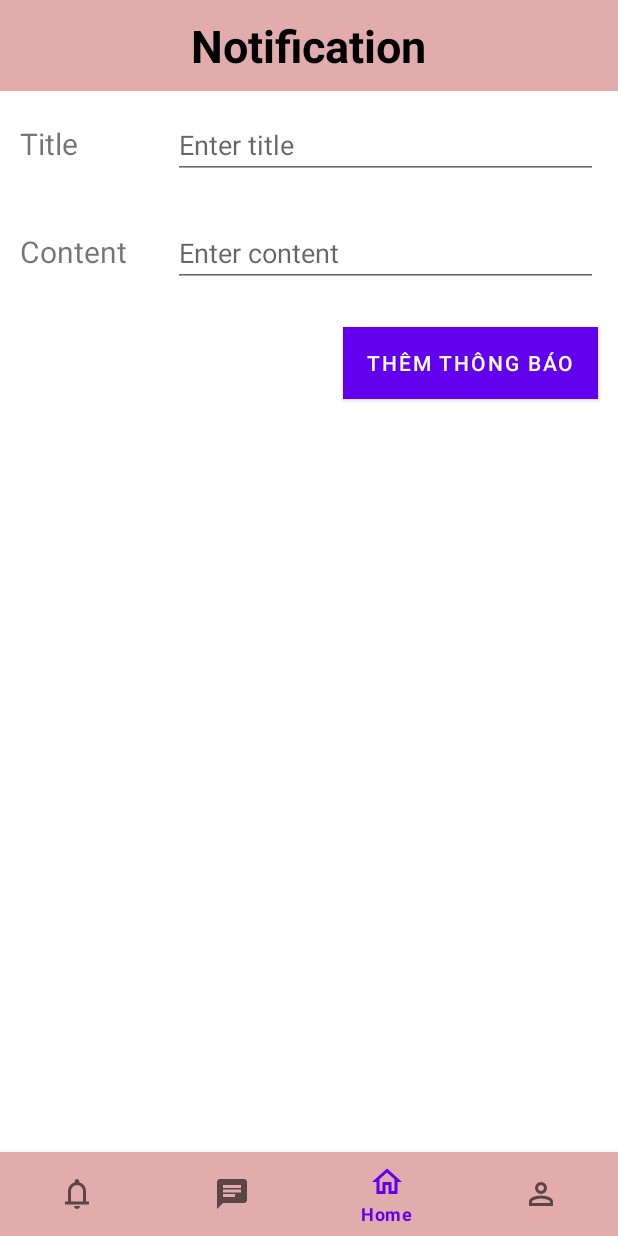
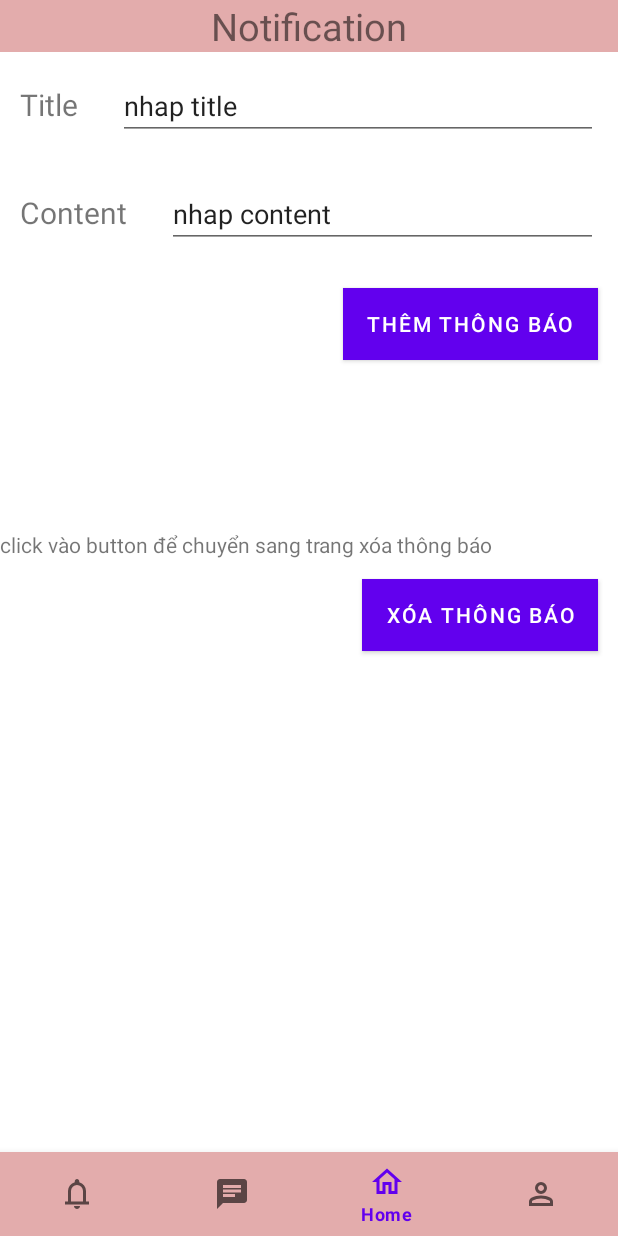
Before and after one commit to nover97/NT118-Clothing-Store, an Android app: the fragment NotiAdminFragment placed in its activity, on a phone screen of 412 x 824 dp. Run offline under Robolectric (Android 15) with nearby library versions, the phone set to English and light mode, and no system bars; our stand-ins replace Firebase (no records; nobody signed in at launch, a user with empty details on screens opened directly); pictures from the network do not load.

Commit message:
Updated Admin Noti

```diff
--- a/app/src/main/java/app/nover/clothingstore/NotiAdminFragment.java
+++ b/app/src/main/java/app/nover/clothingstore/NotiAdminFragment.java
@@ -1,6 +1,5 @@
 package app.nover.clothingstore;
 
-import android.app.AlertDialog;
 import android.os.Bundle;
 import android.util.Log;
 import android.view.LayoutInflater;
@@ -13,27 +12,18 @@ import android.widget.Toast;
 import androidx.annotation.NonNull;
 import androidx.annotation.Nullable;
 import androidx.fragment.app.Fragment;
-import androidx.recyclerview.widget.LinearLayoutManager;
-import androidx.recyclerview.widget.RecyclerView;
+import androidx.fragment.app.FragmentTransaction;
 
-import com.google.firebase.firestore.DocumentReference;
-import com.google.firebase.firestore.DocumentSnapshot;
 import com.google.firebase.firestore.FieldValue;
 import com.google.firebase.firestore.FirebaseFirestore;
 
-import java.util.ArrayList;
 import java.util.HashMap;
 import java.util.Map;
 
-import app.nover.clothingstore.adapter.NotiAdapter;
 import app.nover.clothingstore.models.Noti;
-
 
 public class NotiAdminFragment extends Fragment {
 
-    private RecyclerView recyclerView;
-    private ArrayList<Noti> notiArrayList;
-    private NotiAdapter notiAdapter;
     private FirebaseFirestore db;
 
     public NotiAdminFragment() {
@@ -53,78 +43,23 @@ public class NotiAdminFragment extends Fragment {
         // Inflate the layout for this fragment
         View view = inflater.inflate(R.layout.fragment_admin_notification, container, false);
 
-        // Get the button view from the layout
+        // Get the button views from the layout
         Button btnAddNotification = view.findViewById(R.id.btnthemtb);
+        Button btnDeleteNotification = view.findViewById(R.id.btnxoatb);
 
-        // Set click listener for the button
+        // Set click listener for the "Thêm thông báo" button
         btnAddNotification.setOnClickListener(v -> addNotificationToFirestore());
 
+        // Set click listener for the "Xóa thông báo" button
+        btnDeleteNotification.setOnClickListener(v -> {
+            // Replace the current fragment with the "DeleteNoti" fragment
+            FragmentTransaction transaction = requireFragmentManager().beginTransaction();
+            transaction.replace(R.id.flFragment, new DeleteNotiFragment());
+            transaction.addToBackStack(null);
+            transaction.commit();
+        });
+
         return view;
-    }
-
-    @Override
-    public void onViewCreated(@NonNull View view, @Nullable Bundle savedInstanceState) {
-        super.onViewCreated(view, savedInstanceState);
-
-        recyclerView = view.findViewById(R.id.recyclerview);
-        recyclerView.setHasFixedSize(true);
-        recyclerView.setLayoutManager(new LinearLayoutManager(requireContext()));
-
-        db = FirebaseFirestore.getInstance();
-        notiArrayList = new ArrayList<>();
-        notiAdapter = new NotiAdapter(requireContext(), notiArrayList);
-
-        recyclerView.setAdapter(notiAdapter);
-
-        // Add snapshot listener to the "Notification" collection
-        db.collection("Notification")
-                .addSnapshotListener((value, error) -> {
-                    if (error != null) {
-                        Log.e("Firestore error", error.getMessage());
-                        return;
-                    }
-
-                    notiArrayList.clear(); // Clear the existing list
-
-                    for (DocumentSnapshot document : value.getDocuments()) {
-                        String documentId = document.getId();
-                        Noti noti = document.toObject(Noti.class);
-                        noti.setDocumentId(documentId);
-                        notiArrayList.add(noti);
-                    }
-
-                    notiAdapter.sortDataByTime();
-                    notiAdapter.notifyDataSetChanged();
-                });
-
-        notiAdapter.setOnItemClickListener(new NotiAdapter.OnItemClickListener() {
-            @Override
-            public void onItemClick(Noti noti) {
-                AlertDialog.Builder builder = new AlertDialog.Builder(requireContext());
-                builder.setTitle("Xác nhận xóa")
-                        .setMessage("Bạn muốn xóa tài liệu?")
-                        .setPositiveButton("Có", (dialog, which) -> {
-                            String documentId = noti.getDocumentId();
-                            if (documentId != null) {
-                                DocumentReference docRef = db.collection("Notification").document(documentId);
-                                docRef.delete()
-                                        .addOnSuccessListener(aVoid -> {
-                                            Log.d("Firestore", "Đã xóa tài liệu thành công: " + documentId);
-                                            // Xóa thông báo khỏi danh sách hiển thị
-                                            notiArrayList.remove(noti);
-                                            notiAdapter.notifyDataSetChanged();
-                                        })
-                                        .addOnFailureListener(e -> {
-                                            Log.e("Firestore", "Lỗi khi xóa tài liệu: " + e.getMessage());
-                                        });
-                            }
-                        })
-                        .setNegativeButton("Không", (dialog, which) -> {
-                            // Do nothing, close the dialog
-                        })
-                        .show();
-            }
-        });
     }
 
     private void addNotificationToFirestore() {
@@ -156,10 +91,12 @@ public class NotiAdminFragment extends Fragment {
                     // Reset the EditText content to empty
                     etContent.setText("");
                     etTitle.setText("");
+                    Toast.makeText(requireContext(), "Thông báo đã được thêm thành công", Toast.LENGTH_SHORT).show();
                 })
                 .addOnFailureListener(e -> {
                     // Handle the failure if adding notification fails
                     Log.e("Firestore error", "Lỗi: " + e.getMessage());
+                    Toast.makeText(requireContext(), "Lỗi khi thêm thông báo", Toast.LENGTH_SHORT).show();
                 });
     }
 }
--- a/app/src/main/res/layout/fragment_admin_notification.xml
+++ b/app/src/main/res/layout/fragment_admin_notification.xml
@@ -4,44 +4,21 @@
     android:orientation="vertical"
     android:layout_width="match_parent"
     android:layout_height="match_parent">
-    <LinearLayout
-        app:layout_constraintBottom_toTopOf="@id/recyclerview"
+    <TextView
         android:layout_width="match_parent"
         android:layout_height="wrap_content"
-        android:orientation="horizontal"
+        android:text="Notification"
         android:background="@color/pink"
-        android:paddingVertical="10dp"
         android:gravity="center"
-        android:weightSum="3">
-        <ImageView
-            android:layout_weight="1"
-            android:layout_width="0dp"
-            android:layout_height="wrap_content"
-            android:paddingVertical="10dp"
-            />
-        <TextView
-            android:layout_weight="1"
-            android:layout_width="wrap_content"
-            android:layout_height="wrap_content"
-            android:textColor="@color/black"
-            android:gravity="center"
-            android:textSize="30sp"
-            android:textStyle="bold"
-            android:text="Notification"/>
-        <ImageView
-            android:paddingVertical="10dp"
-            android:layout_weight="1"
-            android:layout_width="wrap_content"
-            android:layout_height="wrap_content"
-            android:text="Cart"/>
-    </LinearLayout>
+        android:textSize="25dp">
+    </TextView>
 
     <androidx.appcompat.widget.LinearLayoutCompat
         android:layout_width="match_parent"
         android:layout_height="wrap_content"
         android:orientation="horizontal">
         <TextView
-            android:layout_width="75dp"
+            android:layout_width="wrap_content"
             android:layout_height="wrap_content"
             android:text="Title"
             android:textSize="20dp"
@@ -53,7 +30,7 @@
             android:id="@+id/ettitle"
             android:layout_width="match_parent"
             android:layout_height="wrap_content"
-            android:hint="Enter title"
+            android:text="nhap title"
             android:layout_margin="13dp">
 
         </EditText>
@@ -65,7 +42,7 @@
         android:layout_height="wrap_content"
         android:orientation="horizontal">
         <TextView
-            android:layout_width="75dp"
+            android:layout_width="wrap_content"
             android:layout_height="wrap_content"
             android:text="Content"
             android:textSize="20dp"
@@ -77,7 +54,7 @@
             android:id="@+id/etcontent"
             android:layout_width="match_parent"
             android:layout_height="wrap_content"
-            android:hint="Enter content"
+            android:text="nhap content"
             android:layout_margin="13dp">
 
         </EditText>
@@ -94,21 +71,28 @@
         android:clickable="true">
 
     </Button>
+    <TextView
+        android:layout_width="match_parent"
+        android:layout_height="wrap_content"
+        android:text="click vào button để chuyển sang trang xóa thông báo"
+        android:layout_marginTop="100dp">
 
-    <androidx.recyclerview.widget.RecyclerView
-        android:id="@+id/recyclerview"
-        android:layout_width="match_parent"
-        android:layout_height="match_parent"
-        app:layout_constraintBottom_toBottomOf="parent"
-        app:layout_constraintEnd_toEndOf="parent"
-        app:layout_constraintHorizontal_bias="0.0"
-        app:layout_constraintStart_toStartOf="parent"
-        app:layout_constraintTop_toTopOf="parent"
-        app:layout_constraintVertical_bias="1.0">
+    </TextView>
 
-        <!-- Thêm các thuộc tính và adapter cho RecyclerView ở đây -->
 
-    </androidx.recyclerview.widget.RecyclerView>
+    <Button
+        android:id="@+id/btnxoatb"
+        android:layout_width="wrap_content"
+        android:layout_height="wrap_content"
+        android:text="xóa thông báo"
+        android:layout_gravity="end"
+        android:layout_margin="13dp"
+        android:background="@color/pink"
+        android:clickable="true">
+
+    </Button>
+
+
 
 
 </LinearLayout>
```
